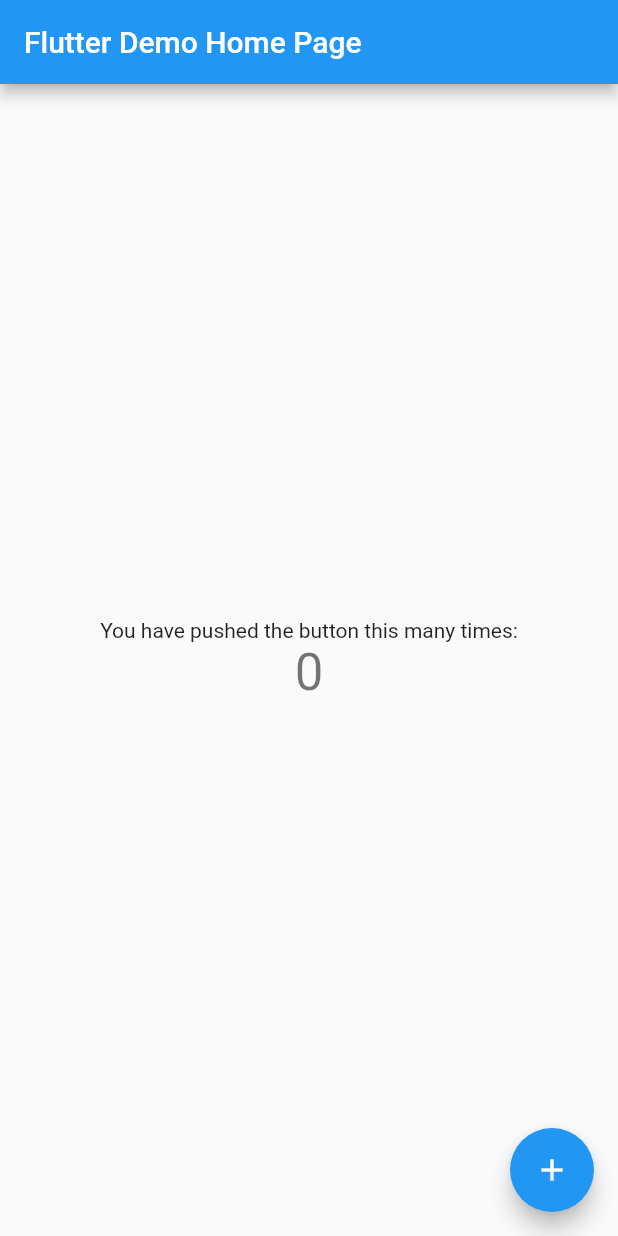
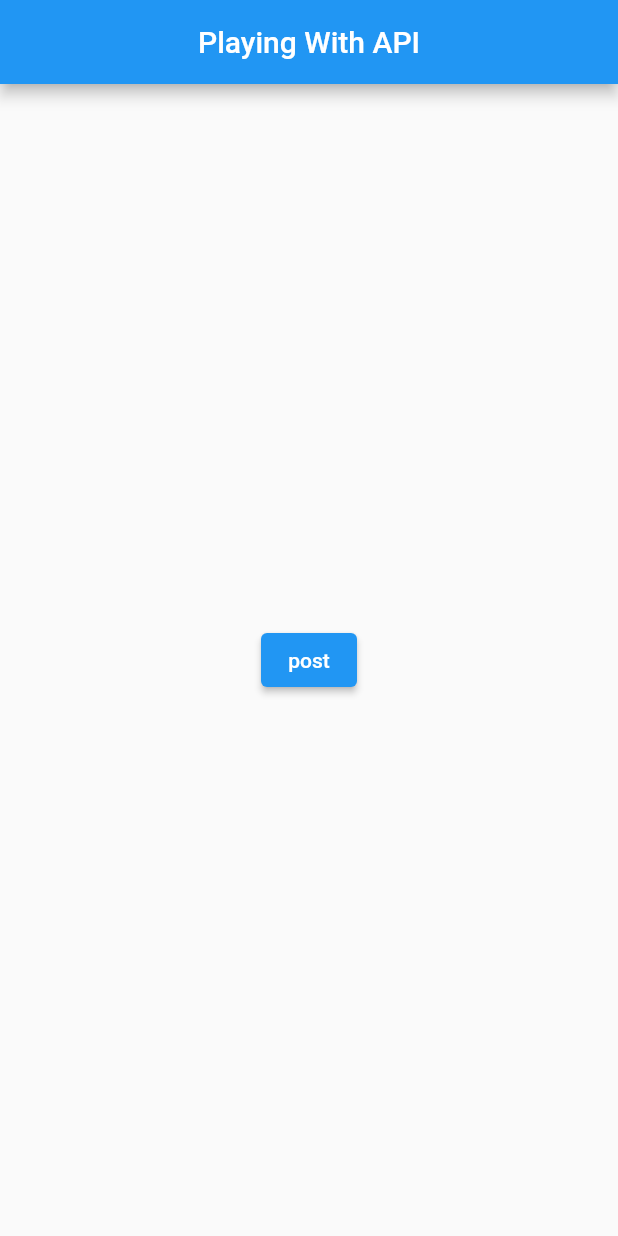
Before and after one commit to GeorgeAmany/Hire_My_Team, a Flutter app: the screen it shows after launch, on a phone screen of 412 x 824 dp. Run offline on Flutter 3.47's test engine with Material 2 defaults, Android fonts, the phone set to English and light mode, and no system bars.

Commit message:
first commit

```diff
--- a/lib/main.dart
+++ b/lib/main.dart
@@ -1,4 +1,5 @@
 import 'package:flutter/material.dart';
+import 'screens/home/view.dart';
 
 void main() {
   runApp(const MyApp());
@@ -7,109 +8,14 @@
 class MyApp extends StatelessWidget {
   const MyApp({super.key});
 
-  // This widget is the root of your application.
   @override
   Widget build(BuildContext context) {
     return MaterialApp(
-      title: 'Flutter Demo',
       theme: ThemeData(
-        // This is the theme of your application.
-        //
-        // Try running your application with "flutter run". You'll see the
-        // application has a blue toolbar. Then, without quitting the app, try
-        // changing the primarySwatch below to Colors.green and then invoke
-        // "hot reload" (press "r" in the console where you ran "flutter run",
-        // or simply save your changes to "hot reload" in a Flutter IDE).
-        // Notice that the counter didn't reset back to zero; the application
-        // is not restarted.
         primarySwatch: Colors.blue,
       ),
-      home: const MyHomePage(title: 'Flutter Demo Home Page'),
+      debugShowCheckedModeBanner: false,
+      home: const HomeScreen(),
     );
   }
 }
-
-class MyHomePage extends StatefulWidget {
-  const MyHomePage({super.key, required this.title});
-
-  // This widget is the home page of your application. It is stateful, meaning
-  // that it has a State object (defined below) that contains fields that affect
-  // how it looks.
-
-  // This class is the configuration for the state. It holds the values (in this
-  // case the title) provided by the parent (in this case the App widget) and
-  // used by the build method of the State. Fields in a Widget subclass are
-  // always marked "final".
-
-  final String title;
-
-  @override
-  State<MyHomePage> createState() => _MyHomePageState();
-}
-
-class _MyHomePageState extends State<MyHomePage> {
-  int _counter = 0;
-
-  void _incrementCounter() {
-    setState(() {
-      // This call to setState tells the Flutter framework that something has
-      // changed in this State, which causes it to rerun the build method below
-      // so that the display can reflect the updated values. If we changed
-      // _counter without calling setState(), then the build method would not be
-      // called again, and so nothing would appear to happen.
-      _counter++;
-    });
-  }
-
-  @override
-  Widget build(BuildContext context) {
-    // This method is rerun every time setState is called, for instance as done
-    // by the _incrementCounter method above.
-    //
-    // The Flutter framework has been optimized to make rerunning build methods
-    // fast, so that you can just rebuild anything that needs updating rather
-    // than having to individually change instances of widgets.
-    return Scaffold(
-      appBar: AppBar(
-        // Here we take the value from the MyHomePage object that was created by
-        // the App.build method, and use it to set our appbar title.
-        title: Text(widget.title),
-      ),
-      body: Center(
-        // Center is a layout widget. It takes a single child and positions it
-        // in the middle of the parent.
-        child: Column(
-          // Column is also a layout widget. It takes a list of children and
-          // arranges them vertically. By default, it sizes itself to fit its
-          // children horizontally, and tries to be as tall as its parent.
-          //
-          // Invoke "debug painting" (press "p" in the console, choose the
-          // "Toggle Debug Paint" action from the Flutter Inspector in Android
-          // Studio, or the "Toggle Debug Paint" command in Visual Studio Code)
-          // to see the wireframe for each widget.
-          //
-          // Column has various properties to control how it sizes itself and
-          // how it positions its children. Here we use mainAxisAlignment to
-          // center the children vertically; the main axis here is the vertical
-          // axis because Columns are vertical (the cross axis would be
-          // horizontal).
-          mainAxisAlignment: MainAxisAlignment.center,
-          children: <Widget>[
-            const Text(
-              'You have pushed the button this many times:',
-            ),
-            Text(
-              '$_counter',
-              style: Theme.of(context).textTheme.headline4,
-            ),
-          ],
-        ),
-      ),
-      floatingActionButton: FloatingActionButton(
-        onPressed: _incrementCounter,
-        tooltip: 'Increment',
-        child: const Icon(Icons.add),
-      ), // This trailing comma makes auto-formatting nicer for build methods.
-    );
-  }
-}
--- /dev/null
+++ b/lib/screens/home/view.dart
@@ -0,0 +1,18 @@
+import 'package:flutter/material.dart';
+
+class HomeScreen extends StatelessWidget {
+  const HomeScreen({Key? key}) : super(key: key);
+
+  @override
+  Widget build(BuildContext context) {
+    return Scaffold(
+      appBar: AppBar(
+        centerTitle: true,
+        title: Text('Playing With API'),
+      ),
+      body: Center(
+        child: ElevatedButton(onPressed: () {}, child: Text("post")),
+      ),
+    );
+  }
+}
```
